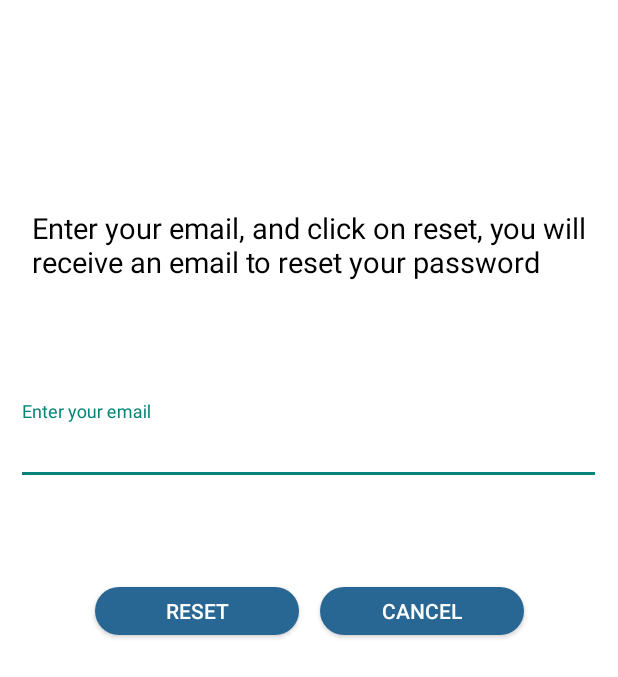
After one commit to FassihIhsane/ProTrip, an Android app: the ResetPasswordActivity screen opened directly, with no data from a screen before it, on a phone screen of 412 x 824 dp. The commit adds this screen. Shown: the top 677 px of the screen. Run offline under Robolectric (Android 15) with nearby library versions, the phone set to English and light mode, and no system bars; our stand-ins replace Firebase (no records; nobody signed in at launch, a user with empty details on screens opened directly), sdp/ssp sizes.

Commit message:
Add ResetPasswordActivity

```diff
--- a/app/src/main/java/com/example/protrip/data/Message.java
+++ b/app/src/main/java/com/example/protrip/data/Message.java
@@ -1,6 +1,7 @@
 package com.example.protrip.data;
 
 import java.util.Date;
+import java.util.List;
 
 public class Message {
 
--- /dev/null
+++ b/app/src/main/java/com/example/protrip/ui/ResetPasswordActivity.java
@@ -0,0 +1,86 @@
+package com.example.protrip.ui;
+
+import androidx.annotation.NonNull;
+import androidx.appcompat.app.AppCompatActivity;
+
+import android.content.Intent;
+import android.os.Bundle;
+import android.view.View;
+import android.widget.Button;
+import android.widget.EditText;
+import android.widget.Toast;
+
+import com.example.protrip.R;
+import com.google.android.gms.tasks.OnCompleteListener;
+import com.google.android.gms.tasks.Task;
+import com.google.firebase.auth.FirebaseAuth;
+
+public class ResetPasswordActivity extends AppCompatActivity implements View.OnClickListener {
+
+    private EditText email;
+    private Button resetBtn, cancelBtn;
+
+    FirebaseAuth firebaseAuth;
+
+    @Override
+    protected void onCreate(Bundle savedInstanceState) {
+        super.onCreate(savedInstanceState);
+        setContentView(R.layout.activity_reset_password);
+        initUI();
+    }
+
+    private void initUI() {
+
+        email = findViewById(R.id.email);
+        resetBtn = findViewById(R.id.btn_reset);
+        cancelBtn = findViewById(R.id.btn_annuler);
+
+        resetBtn.setOnClickListener(this);
+        cancelBtn.setOnClickListener(this);
+
+        firebaseAuth = FirebaseAuth.getInstance();
+
+    }
+
+    @Override
+    public void onClick(View v) {
+        switch (v.getId()) {
+
+            case R.id.btn_reset:
+                resetPassword();
+                break;
+
+            case R.id.btn_annuler:
+                cancelReset();
+                break;
+
+        }
+    }
+
+    private void cancelReset() {
+        startActivity(new Intent(ResetPasswordActivity.this, LoginActivity.class));
+        finish();
+    }
+
+    private void resetPassword() {
+        String mail = email.getText().toString();
+        if(mail.equals("")){
+            Toast.makeText(ResetPasswordActivity.this, "All files are required", Toast.LENGTH_SHORT).show();
+        } else {
+            firebaseAuth.sendPasswordResetEmail(mail).addOnCompleteListener(new OnCompleteListener<Void>() {
+                @Override
+                public void onComplete(@NonNull Task<Void> task) {
+                    if(task.isSuccessful()){
+                        Toast.makeText(ResetPasswordActivity.this, "Please check your email", Toast.LENGTH_SHORT).show();
+                        startActivity(new Intent(ResetPasswordActivity.this,LoginActivity.class));
+                    } else {
+                         String error = task.getException().getMessage();
+                         Toast.makeText(ResetPasswordActivity.this, error, Toast.LENGTH_SHORT).show();
+                    }
+                }
+            });
+        }
+
+    }
+
+}
--- /dev/null
+++ b/app/src/main/res/layout/activity_reset_password.xml
@@ -0,0 +1,88 @@
+<?xml version="1.0" encoding="utf-8"?>
+<androidx.constraintlayout.widget.ConstraintLayout xmlns:android="http://schemas.android.com/apk/res/android"
+    xmlns:app="http://schemas.android.com/apk/res-auto"
+    xmlns:tools="http://schemas.android.com/tools"
+    android:layout_width="match_parent"
+    android:layout_height="match_parent"
+    android:background="@color/white"
+    tools:context=".ui.ResetPasswordActivity">
+
+
+    <TextView
+        android:layout_width="match_parent"
+        android:layout_height="wrap_content"
+        android:layout_marginStart="@dimen/_8sdp"
+        android:layout_marginLeft="@dimen/_8sdp"
+        android:padding="@dimen/_8sdp"
+        android:text="@string/click_on"
+        android:textColor="#000000"
+        android:textSize="@dimen/_15sdp"
+        app:layout_constraintBottom_toTopOf="@+id/textInputLayout"
+        app:layout_constraintEnd_toEndOf="parent"
+        app:layout_constraintHorizontal_bias="0.0"
+        app:layout_constraintStart_toStartOf="parent"
+        app:layout_constraintTop_toTopOf="parent"
+        app:layout_constraintVertical_bias="0.648" />
+
+    <com.google.android.material.textfield.TextInputLayout
+        android:id="@+id/textInputLayout"
+        android:layout_width="390dp"
+        android:layout_height="56dp"
+
+        app:layout_constraintBottom_toBottomOf="parent"
+        app:layout_constraintEnd_toEndOf="parent"
+        app:layout_constraintHorizontal_bias="0.476"
+        app:layout_constraintStart_toStartOf="parent"
+        app:layout_constraintTop_toTopOf="parent"
+        app:layout_constraintVertical_bias="0.348">
+
+        <EditText
+            android:id="@+id/email"
+            android:layout_width="match_parent"
+            android:layout_height="wrap_content"
+            android:layout_marginTop="8dp"
+            android:hint="@string/enter_your_email"
+            android:inputType="textEmailAddress"
+            app:layout_constraintTop_toBottomOf="@+id/textInputLayout2"
+            tools:layout_editor_absoluteX="0dp" />
+
+    </com.google.android.material.textfield.TextInputLayout>
+
+    <Button
+        android:id="@+id/btn_reset"
+        android:layout_width="136dp"
+        android:layout_height="32dp"
+        android:layout_gravity="center"
+        android:layout_marginStart="24dp"
+        android:layout_marginLeft="24dp"
+        android:layout_marginTop="68dp"
+        android:background="@drawable/button_login"
+        android:text="@string/reset"
+        android:textColor="@color/white"
+        app:layout_constraintBottom_toBottomOf="parent"
+        app:layout_constraintEnd_toEndOf="parent"
+        app:layout_constraintHorizontal_bias="0.155"
+        app:layout_constraintStart_toStartOf="parent"
+        app:layout_constraintTop_toBottomOf="@+id/textInputLayout"
+        app:layout_constraintVertical_bias="0.0" />
+
+    <Button
+        android:id="@+id/btn_annuler"
+        android:layout_width="136dp"
+        android:layout_height="32dp"
+        android:layout_gravity="center"
+        android:layout_marginTop="68dp"
+        android:layout_marginEnd="4dp"
+        android:layout_marginRight="4dp"
+        android:background="@drawable/button_login"
+        android:text="@string/cancel"
+        android:textColor="@color/white"
+        app:layout_constraintBottom_toBottomOf="parent"
+        app:layout_constraintEnd_toEndOf="parent"
+        app:layout_constraintHorizontal_bias="0.194"
+        app:layout_constraintStart_toEndOf="@+id/btn_reset"
+        app:layout_constraintTop_toBottomOf="@+id/textInputLayout"
+        app:layout_constraintVertical_bias="0.0" />
+
+
+</androidx.constraintlayout.widget.ConstraintLayout>
--- a/app/src/main/res/layout/chat_item_right.xml
+++ b/app/src/main/res/layout/chat_item_right.xml
@@ -8,6 +8,7 @@
 
 
         <RelativeLayout
+            android:id="@+id/view"
             android:layout_width="wrap_content"
             android:layout_height="wrap_content"
             android:background="@drawable/background_right"
@@ -29,6 +30,8 @@
             android:padding="@dimen/_4sdp"
             android:textColor="@color/white"
             android:layout_below="@id/message_text"
-            android:text="2020" />
+            android:text="@string/_2020" />
+
         </RelativeLayout>
+
     </RelativeLayout>
--- a/app/src/main/res/values/strings.xml
+++ b/app/src/main/res/values/strings.xml
@@ -27,5 +27,12 @@
     <string name="contact_me">Contact me</string>
     <string name="description">Description</string>
     <string name="describe_yourself">Describe yourself</string>
+    <string name="_2020">2020</string>
+    <string name="seen">Seen</string>
+    <string name="forgot_password">Forgot password !</string>
+    <string name="reset">Reset</string>
+    <string name="cancel">Cancel</string>
+    <string name="enter_your_email">Enter your email</string>
+    <string name="click_on">Enter your email, and click on reset, you will receive an email to reset your password</string>
 
 </resources>
```
Also changed, not shown: app/src/main/AndroidManifest.xml (+6 -3 lines), app/src/main/java/com/example/protrip/adapters/MessageViewHolder.java (+7 -1 lines), app/src/main/java/com/example/protrip/ui/ChatActivity.java (+9 -11 lines), app/src/main/java/com/example/protrip/ui/LoginActivity.java (+12 -2 lines), app/src/main/res/layout/activity_login.xml (+14 -2 lines), app/src/main/res/layout/chat_item_left.xml (+5 -2 lines).
